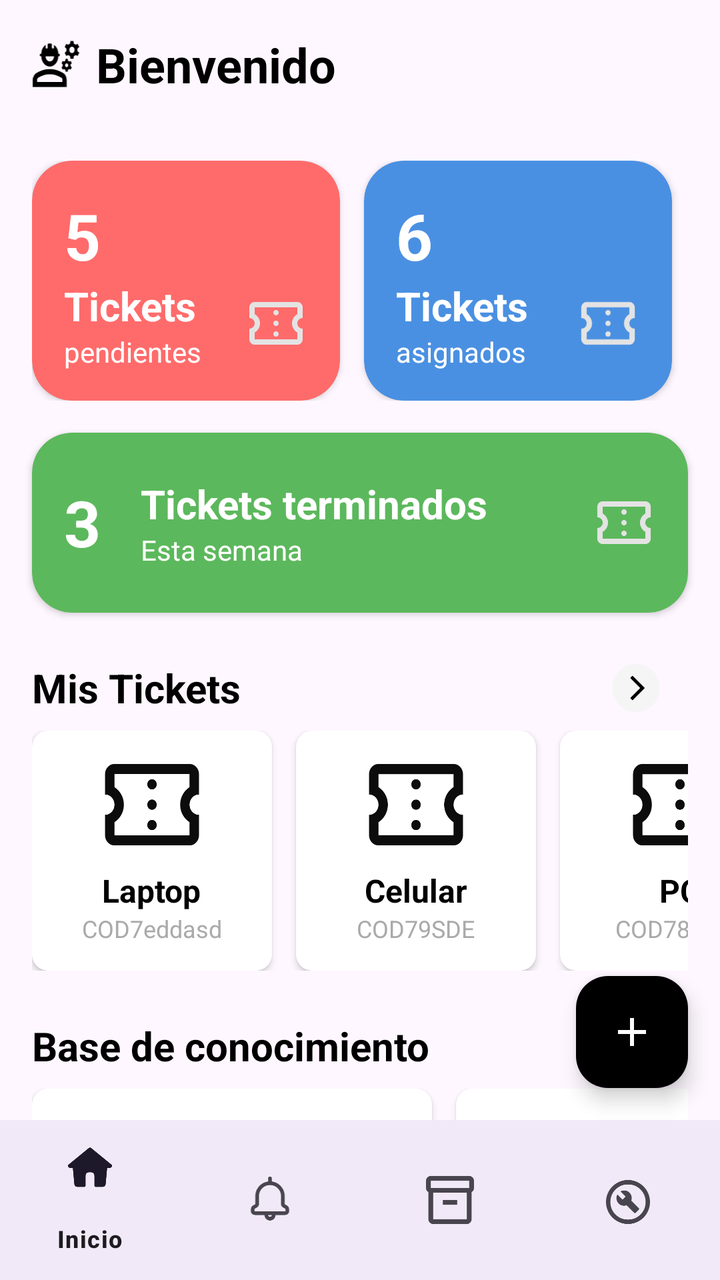
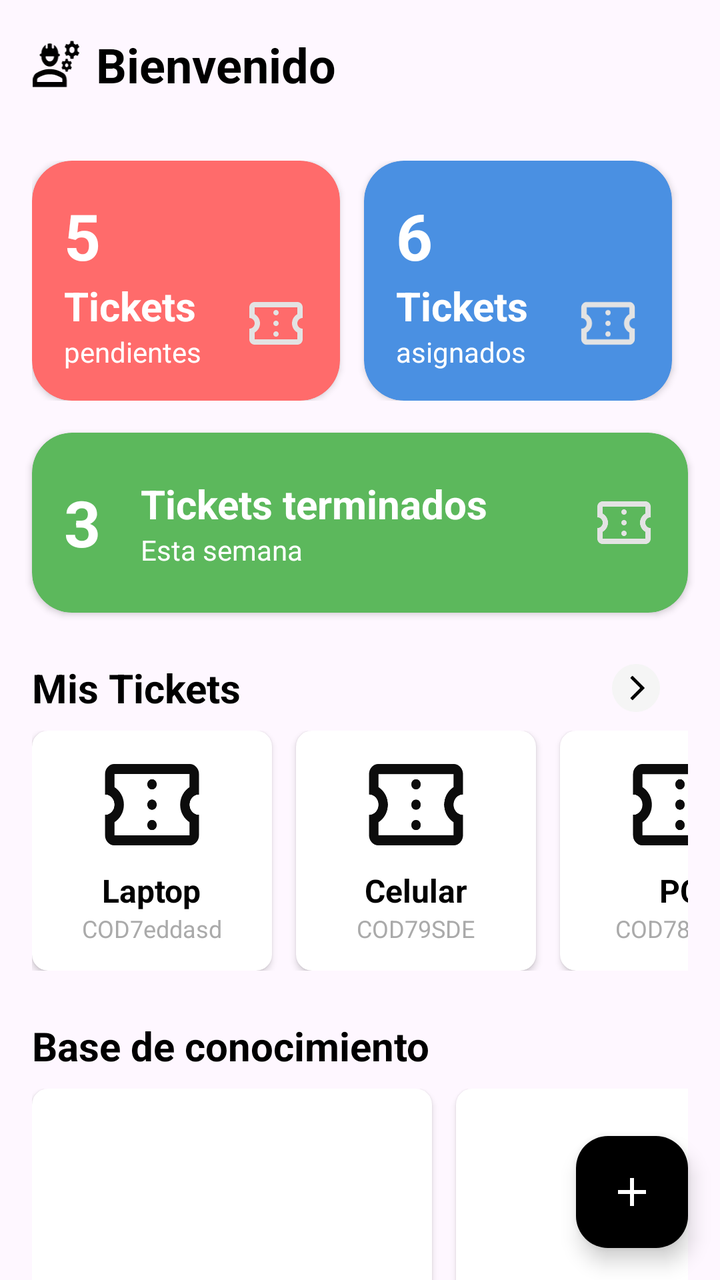

Before-and-after screenshots of an Android layout around one commit, followed by the original layout XML and the change that was made.
<!-- AndroidManifest.xml: application theme Theme.ReparApp -->
<!-- res/layout/fragment_home_technical.xml -->
<?xml version="1.0" encoding="utf-8"?>
<androidx.constraintlayout.widget.ConstraintLayout xmlns:android="http://schemas.android.com/apk/res/android"
    android:layout_width="match_parent"
    android:layout_height="match_parent"
    xmlns:app="http://schemas.android.com/apk/res-auto">

    <LinearLayout
        android:id="@+id/headerLayout"
        android:layout_width="0dp"
        android:layout_height="wrap_content"
        android:orientation="horizontal"
        android:padding="16dp"
        android:gravity="center_vertical"
        app:layout_constraintTop_toTopOf="parent"
        app:layout_constraintStart_toStartOf="parent"
        app:layout_constraintEnd_toEndOf="parent">

        <ImageView
            android:layout_width="24dp"
            android:layout_height="24dp"
            android:src="@drawable/ic_user_group"
            android:contentDescription="@string/user_group" />

        <TextView
            android:layout_width="wrap_content"
            android:layout_height="wrap_content"
            android:text="@string/home"
            android:textColor="@android:color/black"
            android:textSize="24sp"
            android:textStyle="bold"
            android:layout_marginStart="8dp" />

    </LinearLayout>

    <LinearLayout
        android:id="@+id/ticketSummaryLayout"
        android:layout_width="0dp"
        android:layout_height="wrap_content"
        android:orientation="horizontal"
        android:layout_marginTop="16dp"
        android:paddingStart="16dp"
        android:paddingEnd="16dp"
        app:layout_constraintTop_toBottomOf="@id/headerLayout"
        app:layout_constraintStart_toStartOf="parent"
        app:layout_constraintEnd_toEndOf="parent">

        <androidx.cardview.widget.CardView
            android:layout_width="0dp"
            android:layout_height="120dp"
            android:layout_weight="1"
            android:layout_marginEnd="8dp"
            app:cardCornerRadius="20dp"
            app:cardElevation="2dp"
            app:cardBackgroundColor="#FF6B6B">

            <LinearLayout
                android:layout_width="match_parent"
                android:layout_height="match_parent"
                android:orientation="vertical"
                android:gravity="center_vertical"
                android:padding="16dp">

                <TextView
                    android:layout_width="wrap_content"
                    android:layout_height="wrap_content"
                    android:text="5"
                    android:textColor="@android:color/white"
                    android:textSize="32sp"
                    android:textStyle="bold" />

                <LinearLayout
                    android:layout_width="match_parent"
                    android:layout_height="wrap_content"
                    android:orientation="horizontal"
                    android:gravity="center_vertical">
                    <LinearLayout
                        android:layout_width="0dp"
                        android:layout_height="wrap_content"
                        android:orientation="vertical"
                        android:layout_weight="1"
                        >
                        <TextView
                            android:layout_width="wrap_content"
                            android:layout_height="wrap_content"
                            android:text="@string/tickets"
                            android:textColor="@android:color/white"
                            android:textSize="20sp"
                            android:textStyle="bold"
                            />
                        <TextView
                            android:layout_width="wrap_content"
                            android:layout_height="wrap_content"
                            android:text="@string/pendientes"
                            android:textColor="@android:color/white"
                            android:textSize="14sp" />

                    </LinearLayout>

                    <ImageView
                        android:layout_width="32dp"
                        android:layout_height="32dp"
                        android:src="@drawable/ic_ticket_while"
                        android:contentDescription="Ticket Icon" />
                </LinearLayout>

            </LinearLayout>
        </androidx.cardview.widget.CardView>

        <androidx.cardview.widget.CardView
            android:layout_width="0dp"
            android:layout_height="120dp"
            android:layout_weight="1"
            android:layout_marginStart="4dp"
            android:layout_marginEnd="8dp"
            app:cardCornerRadius="20dp"
            app:cardElevation="2dp"
            app:cardBackgroundColor="#4A90E2">

            <LinearLayout
                android:layout_width="match_parent"
                android:layout_height="match_parent"
                android:orientation="vertical"
                android:gravity="center_vertical"
                android:padding="16dp">

                <TextView
                    android:layout_width="wrap_content"
                    android:layout_height="wrap_content"
                    android:text="6"
                    android:textColor="@android:color/white"
                    android:textSize="32sp"
                    android:textStyle="bold" />

                <LinearLayout
                    android:layout_width="match_parent"
                    android:layout_height="wrap_content"
                    android:orientation="horizontal"
                    android:gravity="center_vertical">
                    <LinearLayout
                        android:layout_width="0dp"
                        android:layout_height="wrap_content"
                        android:orientation="vertical"
                        android:layout_weight="1"
                        >
                        <TextView
                            android:layout_width="wrap_content"
                            android:layout_height="wrap_content"
                            android:text="@string/tickets"
                            android:textColor="@android:color/white"
                            android:textSize="20sp"
                            android:textStyle="bold"
                            />
                        <TextView
                            android:layout_width="wrap_content"
                            android:layout_height="wrap_content"
                            android:text="@string/asignados"
                            android:textColor="@android:color/white"
                            android:textSize="14sp" />

                    </LinearLayout>

                    <ImageView
                        android:layout_width="32dp"
                        android:layout_height="32dp"
                        android:src="@drawable/ic_ticket_while"
                        android:contentDescription="Ticket Icon" />
                </LinearLayout>

            </LinearLayout>
        </androidx.cardview.widget.CardView>
    </LinearLayout>

    <androidx.cardview.widget.CardView
        android:id="@+id/cardTicketsTerminados"
        android:layout_width="0dp"
        android:layout_height="90dp"
        android:layout_marginTop="16dp"
        android:layout_marginStart="16dp"
        android:layout_marginEnd="16dp"
        app:cardCornerRadius="20dp"
        app:cardElevation="2dp"
        app:cardBackgroundColor="#5CB85C"
        app:layout_constraintTop_toBottomOf="@id/ticketSummaryLayout"
        app:layout_constraintStart_toStartOf="parent"
        app:layout_constraintEnd_toEndOf="parent">

        <LinearLayout
            android:layout_width="match_parent"
            android:layout_height="match_parent"
            android:orientation="horizontal"
            android:gravity="center_vertical"
            android:padding="16dp">

            <TextView
                android:layout_width="wrap_content"
                android:layout_height="wrap_content"
                android:text="3"
                android:textColor="@android:color/white"
                android:textSize="32sp"
                android:textStyle="bold" />

            <LinearLayout
                android:layout_width="match_parent"
                android:layout_height="wrap_content"
                android:orientation="horizontal"
                android:gravity="center_vertical">
                <LinearLayout
                    android:layout_width="0dp"
                    android:layout_height="wrap_content"
                    android:orientation="vertical"
                    android:layout_weight="1"
                    android:layout_marginStart="20dp"
                    >
                    <TextView
                        android:layout_width="match_parent"
                        android:layout_height="wrap_content"
                        android:text="@string/ticketsF"
                        android:textColor="@color/white"
                        android:textSize="20sp"
                        android:textStyle="bold"
                        />
                    <TextView
                        android:layout_width="match_parent"
                        android:layout_height="wrap_content"
                        android:text="@string/semana"
                        android:textColor="@color/white"
                        android:textSize="14sp" />

                </LinearLayout>

                <ImageView
                    android:layout_width="32dp"
                    android:layout_height="32dp"
                    android:src="@drawable/ic_ticket_while"
                    android:contentDescription="Ticket Icon" />
            </LinearLayout>

        </LinearLayout>
    </androidx.cardview.widget.CardView>

    <TextView
        android:id="@+id/misTicketsTitle"
        android:layout_width="wrap_content"
        android:layout_height="wrap_content"
        android:text="@string/mis_tickets"
        android:textColor="@android:color/black"
        android:textSize="20sp"
        android:textStyle="bold"
        android:layout_marginStart="16dp"
        android:layout_marginTop="24dp"
        app:layout_constraintTop_toBottomOf="@id/cardTicketsTerminados"
        app:layout_constraintStart_toStartOf="parent" />

    <ImageView
        android:layout_width="24dp"
        android:layout_height="24dp"
        android:src="@drawable/ic_arrow_right_png"
        android:contentDescription="@string/see_all"
        android:layout_marginEnd="30dp"
        app:layout_constraintTop_toTopOf="@id/misTicketsTitle"
        app:layout_constraintBottom_toBottomOf="@id/misTicketsTitle"
        app:layout_constraintEnd_toEndOf="parent"/>

    <HorizontalScrollView
        android:id="@+id/misTicketsScrollView"
        android:layout_width="0dp"
        android:layout_height="wrap_content"
        android:layout_marginTop="8dp"
        android:paddingStart="16dp"
        android:paddingEnd="16dp"
        android:scrollbars="none"
        app:layout_constraintTop_toBottomOf="@id/misTicketsTitle"
        app:layout_constraintStart_toStartOf="parent"
        app:layout_constraintEnd_toEndOf="parent">

        <LinearLayout
            android:layout_width="wrap_content"
            android:layout_height="wrap_content"
            android:orientation="horizontal">

            <androidx.cardview.widget.CardView
                android:layout_width="120dp"
                android:layout_height="120dp"
                android:layout_marginEnd="12dp"
                app:cardCornerRadius="8dp"
                app:cardElevation="2dp"
                app:cardBackgroundColor="@android:color/white">

                <LinearLayout
                    android:layout_width="match_parent"
                    android:layout_height="match_parent"
                    android:orientation="vertical"
                    android:gravity="center"
                    android:padding="8dp">

                    <ImageView
                        android:layout_width="48dp"
                        android:layout_height="48dp"
                        android:src="@drawable/ic_ticket_black"
                        android:contentDescription="@string/ticket_icon" />

                    <TextView
                        android:layout_width="wrap_content"
                        android:layout_height="wrap_content"
                        android:text="Laptop"
                        android:textColor="@android:color/black"
                        android:textSize="16sp"
                        android:textStyle="bold"
                        android:layout_marginTop="8dp" />

                    <TextView
                        android:layout_width="wrap_content"
                        android:layout_height="wrap_content"
                        android:text="COD7eddasd"
                        android:textColor="@android:color/darker_gray"
                        android:textSize="12sp" />

                </LinearLayout>
            </androidx.cardview.widget.CardView>

            <androidx.cardview.widget.CardView
                android:layout_width="120dp"
                android:layout_height="120dp"
                android:layout_marginEnd="12dp"
                app:cardCornerRadius="8dp"
                app:cardElevation="2dp"
                app:cardBackgroundColor="@android:color/white">

                <LinearLayout
                    android:layout_width="match_parent"
                    android:layout_height="match_parent"
                    android:orientation="vertical"
                    android:gravity="center"
                    android:padding="8dp">

                    <ImageView
                        android:layout_width="48dp"
                        android:layout_height="48dp"
                        android:src="@drawable/ic_ticket_black"
                        android:contentDescription="Ticket Icon" />

                    <TextView
                        android:layout_width="wrap_content"
                        android:layout_height="wrap_content"
                        android:text="Celular"
                        android:textColor="@android:color/black"
                        android:textSize="16sp"
                        android:textStyle="bold"
                        android:layout_marginTop="8dp" />

                    <TextView
                        android:layout_width="wrap_content"
                        android:layout_height="wrap_content"
                        android:text="COD79SDE"
                        android:textColor="@android:color/darker_gray"
                        android:textSize="12sp" />

                </LinearLayout>
            </androidx.cardview.widget.CardView>

            <androidx.cardview.widget.CardView
                android:layout_width="120dp"
                android:layout_height="120dp"
                app:cardCornerRadius="8dp"
                app:cardElevation="2dp"
                app:cardBackgroundColor="@android:color/white">

                <LinearLayout
                    android:layout_width="match_parent"
                    android:layout_height="match_parent"
                    android:orientation="vertical"
                    android:gravity="center"
                    android:padding="8dp">

                    <ImageView
                        android:layout_width="48dp"
                        android:layout_height="48dp"
                        android:src="@drawable/ic_ticket_black"
                        android:contentDescription="Ticket Icon" />

                    <TextView
                        android:layout_width="wrap_content"
                        android:layout_height="wrap_content"
                        android:text="PC"
                        android:textColor="@android:color/black"
                        android:textSize="16sp"
                        android:textStyle="bold"
                        android:layout_marginTop="8dp" />

                    <TextView
                        android:layout_width="wrap_content"
                        android:layout_height="wrap_content"
                        android:text="COD787TES"
                        android:textColor="@android:color/darker_gray"
                        android:textSize="12sp" />

                </LinearLayout>
            </androidx.cardview.widget.CardView>

        </LinearLayout>
    </HorizontalScrollView>

    <TextView
        android:id="@+id/baseConocimientoTitle"
        android:layout_width="wrap_content"
        android:layout_height="wrap_content"
        android:text="@string/base_de_conocimiento"
        android:textColor="@android:color/black"
        android:textSize="20sp"
        android:textStyle="bold"
        android:layout_marginStart="16dp"
        android:layout_marginTop="24dp"
        app:layout_constraintTop_toBottomOf="@id/misTicketsScrollView"
        app:layout_constraintStart_toStartOf="parent" />

    <HorizontalScrollView
        android:layout_width="0dp"
        android:layout_height="wrap_content"
        android:layout_marginTop="8dp"
        android:paddingStart="16dp"
        android:paddingEnd="16dp"
        android:scrollbars="none"
        app:layout_constraintTop_toBottomOf="@id/baseConocimientoTitle"
        app:layout_constraintStart_toStartOf="parent"
        app:layout_constraintEnd_toEndOf="parent">

        <LinearLayout
            android:layout_width="wrap_content"
            android:layout_height="wrap_content"
            android:orientation="horizontal">

            <androidx.cardview.widget.CardView
                android:layout_width="200dp"
                android:layout_height="150dp"
                android:layout_marginEnd="12dp"
                app:cardCornerRadius="8dp"
                app:cardElevation="2dp">

                <ImageView
                    android:layout_width="match_parent"
                    android:layout_height="match_parent"
                    android:scaleType="centerCrop"
                    android:contentDescription="Knowledge Base Image 1" />
            </androidx.cardview.widget.CardView>

            <androidx.cardview.widget.CardView
                android:layout_width="200dp"
                android:layout_height="150dp"
                android:layout_marginEnd="12dp"
                app:cardCornerRadius="8dp"
                app:cardElevation="2dp">

                <ImageView
                    android:layout_width="match_parent"
                    android:layout_height="match_parent"
                    android:scaleType="centerCrop"
                    android:contentDescription="Knowledge Base Image 2" />
            </androidx.cardview.widget.CardView>

        </LinearLayout>
    </HorizontalScrollView>

    <com.google.android.material.floatingactionbutton.FloatingActionButton
        android:layout_width="wrap_content"
        android:layout_height="wrap_content"
        android:id="@+id/fabAdd"
        android:layout_margin="16dp"
        android:src="@drawable/ic_add_white"
        app:backgroundTint="@android:color/black"
        app:tint="@android:color/white"
        app:fabSize="normal"
        app:layout_constraintEnd_toEndOf="parent"
        app:layout_constraintBottom_toTopOf="@id/bottomNavigationView" />

    <com.google.android.material.bottomnavigation.BottomNavigationView
        android:id="@+id/bottomNavigationView"
        android:layout_width="match_parent"
        android:layout_height="wrap_content"
        app:menu="@menu/menu"
        android:background="?android:attr/windowBackground"
        app:layout_constraintBottom_toBottomOf="parent"
        app:layout_constraintStart_toStartOf="parent"
        app:layout_constraintEnd_toEndOf="parent" />

</androidx.constraintlayout.widget.ConstraintLayout>
<!-- resources referenced by this layout -->
<resources>
  <color name="white">#FFFFFFFF</color>
  <!-- drawable ic_add_white (drawable) -->
  <vector xmlns:android="http://schemas.android.com/apk/res/android"
      android:width="35dp"
      android:height="35dp"
      android:viewportWidth="35"
      android:viewportHeight="35">
    <path
        android:pathData="M16.042,18.958H7.292V16.042H16.042V7.292H18.958V16.042H27.708V18.958H18.958V27.708H16.042V18.958Z"
        android:fillColor="#FEF7FF"/>
  </vector>
  <!-- drawable ic_arrow_right_png (drawable) -->
  <vector xmlns:android="http://schemas.android.com/apk/res/android"
      android:width="20dp"
      android:height="20dp"
      android:viewportWidth="20"
      android:viewportHeight="20">
    <path
        android:pathData="M10,10m-10,0a10,10 0,1 1,20 0a10,10 0,1 1,-20 0"
        android:fillColor="#F5F5F5"/>
    <path
        android:pathData="M11.776,9.999L7.79,6.013C7.676,5.899 7.676,5.714 7.79,5.6L8.326,5.064C8.44,4.95 8.624,4.95 8.738,5.064L13.467,9.793C13.581,9.907 13.581,10.091 13.467,10.205L8.738,14.934C8.624,15.048 8.44,15.048 8.326,14.934L7.79,14.398C7.676,14.284 7.676,14.099 7.79,13.985L11.776,9.999Z"
        android:fillColor="#000000"/>
  </vector>
  <!-- drawable ic_ticket_black: vector/xml drawable (drawable, 2171 chars, omitted) -->
  <!-- drawable ic_ticket_while (drawable) -->
  <vector xmlns:android="http://schemas.android.com/apk/res/android"
      android:width="24dp"
      android:height="24dp"
      android:viewportWidth="24"
      android:viewportHeight="24">
    <path
        android:pathData="M12,17C12.283,17 12.521,16.904 12.712,16.712C12.904,16.521 13,16.283 13,16C13,15.717 12.904,15.479 12.712,15.288C12.521,15.096 12.283,15 12,15C11.717,15 11.479,15.096 11.288,15.288C11.096,15.479 11,15.717 11,16C11,16.283 11.096,16.521 11.288,16.712C11.479,16.904 11.717,17 12,17ZM12,13C12.283,13 12.521,12.904 12.712,12.712C12.904,12.521 13,12.283 13,12C13,11.717 12.904,11.479 12.712,11.288C12.521,11.096 12.283,11 12,11C11.717,11 11.479,11.096 11.288,11.288C11.096,11.479 11,11.717 11,12C11,12.283 11.096,12.521 11.288,12.712C11.479,12.904 11.717,13 12,13ZM12,9C12.283,9 12.521,8.904 12.712,8.712C12.904,8.521 13,8.283 13,8C13,7.717 12.904,7.479 12.712,7.287C12.521,7.096 12.283,7 12,7C11.717,7 11.479,7.096 11.288,7.287C11.096,7.479 11,7.717 11,8C11,8.283 11.096,8.521 11.288,8.712C11.479,8.904 11.717,9 12,9ZM20,20H4C3.45,20 2.979,19.804 2.588,19.413C2.196,19.021 2,18.55 2,18V14C2.55,14 3.021,13.804 3.412,13.413C3.804,13.021 4,12.55 4,12C4,11.45 3.804,10.979 3.412,10.587C3.021,10.196 2.55,10 2,10V6C2,5.45 2.196,4.979 2.588,4.588C2.979,4.196 3.45,4 4,4H20C20.55,4 21.021,4.196 21.413,4.588C21.804,4.979 22,5.45 22,6V10C21.45,10 20.979,10.196 20.587,10.587C20.196,10.979 20,11.45 20,12C20,12.55 20.196,13.021 20.587,13.413C20.979,13.804 21.45,14 22,14V18C22,18.55 21.804,19.021 21.413,19.413C21.021,19.804 20.55,20 20,20ZM20,18V15.45C19.383,15.083 18.896,14.596 18.538,13.988C18.179,13.379 18,12.717 18,12C18,11.283 18.179,10.621 18.538,10.012C18.896,9.404 19.383,8.917 20,8.55V6H4V8.55C4.617,8.917 5.104,9.404 5.463,10.012C5.821,10.621 6,11.283 6,12C6,12.717 5.821,13.379 5.463,13.988C5.104,14.596 4.617,15.083 4,15.45V18H20Z"
        android:fillColor="#E3E3E3"/>
  </vector>
  <!-- drawable ic_user_group: vector/xml drawable (drawable, 4209 chars, omitted) -->
  <string name="asignados">asignados hoy</string>
  <string name="base_de_conocimiento">Base de conocimiento</string>
  <string name="home">Bienvenido</string>
  <string name="mis_tickets">Mis Tickets</string>
  <string name="pendientes">pendientes\n</string>
  <string name="see_all">See all</string>
  <string name="semana">Esta semana</string>
  <string name="ticket_icon">Ticket Icon</string>
  <string name="tickets">Tickets</string>
  <string name="ticketsF">Tickets terminados</string>
  <string name="user_group">User Group</string>
  <style name="Theme.ReparApp" parent="Base.Theme.ReparApp" />
  <style name="Base.Theme.ReparApp" parent="Theme.Material3.DayNight.NoActionBar">
          
          
      </style>
</resources>

<!-- the commit's change to res/layout/fragment_home_technical.xml (unified diff, before → after) -->
@@ -470,16 +470,7 @@
         app:tint="@android:color/white"
         app:fabSize="normal"
         app:layout_constraintEnd_toEndOf="parent"
-        app:layout_constraintBottom_toTopOf="@id/bottomNavigationView" />
-
-    <com.google.android.material.bottomnavigation.BottomNavigationView
-        android:id="@+id/bottomNavigationView"
-        android:layout_width="match_parent"
-        android:layout_height="wrap_content"
-        app:menu="@menu/menu"
-        android:background="?android:attr/windowBackground"
-        app:layout_constraintBottom_toBottomOf="parent"
-        app:layout_constraintStart_toStartOf="parent"
-        app:layout_constraintEnd_toEndOf="parent" />
+        app:layout_constraintBottom_toBottomOf="parent" />
+
 
 </androidx.constraintlayout.widget.ConstraintLayout>
